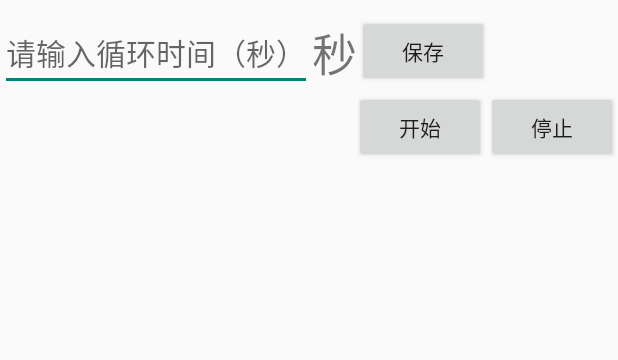
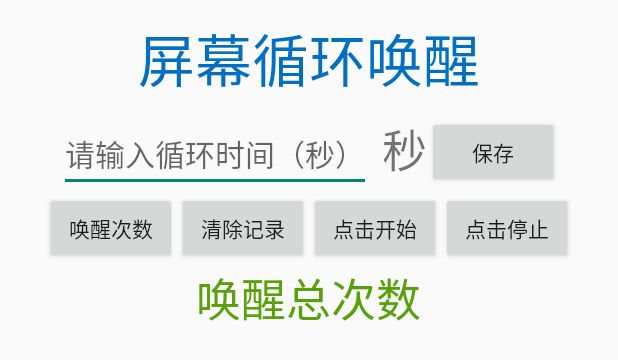
Before and after one commit to Heinilup/WakeUp, an Android app: the layout activity_main.xml on its own in the app's theme, with its tools: preview values and no code run, on a phone screen of 412 x 824 dp. Shown: the top 360 px of the screen. Run offline under Robolectric (Android 15) with nearby library versions, the phone set to English and light mode, and no system bars.

Commit message:
fixed wake up for android L

```diff
--- a/app/src/main/AndroidManifest.xml
+++ b/app/src/main/AndroidManifest.xml
@@ -1,7 +1,11 @@
 <?xml version="1.0" encoding="utf-8"?>
 <manifest xmlns:android="http://schemas.android.com/apk/res/android"
     package="com.ikabi.wakeup" >
+    <uses-sdk android:minSdkVersion="8"/>
+    <uses-sdk android:targetSdkVersion="22"/>
     <uses-permission android:name="android.permission.WAKE_LOCK"/>
+    <uses-permission android:name="android.permission.WRITE_EXTERNAL_STORAGE" />
+    <uses-permission android:name="android.permission.WRITE_SETTINGS" />
     <application
         android:allowBackup="true"
         android:icon="@mipmap/ic_launcher"
@@ -13,7 +17,7 @@
             </intent-filter>
         </receiver>
         <activity
-            android:name=".MainActivity"
+            android:name=".ScreenoffWakeup"
             android:label="@string/app_name"
             android:theme="@android:style/Theme.Wallpaper.NoTitleBar">
             <intent-filter>
--- a/app/src/main/res/layout/activity_main.xml
+++ b/app/src/main/res/layout/activity_main.xml
@@ -4,8 +4,17 @@
     android:layout_height="match_parent"
     tools:context=".MainActivity"
     android:orientation="vertical">
+    <TextView
+        android:textSize="38sp"
+        android:layout_marginTop="10dp"
+        android:text="@string/repeatwake"
+        android:textColor="#026fc2"
+        android:layout_gravity="center"
+        android:layout_width="wrap_content"
+        android:layout_height="wrap_content" />
 
     <LinearLayout
+        android:layout_gravity="center"
         android:layout_marginTop="10dp"
         android:layout_width="wrap_content"
         android:layout_height="wrap_content"
@@ -21,6 +30,8 @@
         android:layout_height="wrap_content" />
         <TextView
             android:textSize="30sp"
+            android:layout_marginLeft="7dp"
+            android:layout_marginBottom="3dp"
             android:text="@string/miao"
             android:layout_gravity="center"
             android:layout_width="wrap_content"
@@ -30,23 +41,46 @@
         android:layout_width="wrap_content"
         android:layout_height="wrap_content"
         android:text="@string/hitnumber"/>
+
         </LinearLayout>
 
     <LinearLayout
-        android:layout_gravity="right"
+        android:layout_gravity="center"
      android:layout_width="wrap_content"
      android:layout_height="wrap_content">
+        <Button
+            android:onClick="click2"
+            android:text="唤醒次数"
+            android:layout_width="wrap_content"
+            android:layout_height="wrap_content" />
+        <Button
+            android:onClick="click1"
+            android:layout_width="wrap_content"
+            android:layout_height="wrap_content"
+            android:text="清除记录"/>
     <Button
         android:id="@+id/StarRepeating"
-        android:text="开始"
+        android:text="@string/hitstart"
         android:layout_width="wrap_content"
         android:layout_height="wrap_content" />
         <Button
             android:id="@+id/StopRepeating"
-            android:text="停止"
+            android:text="@string/hitstop"
             android:layout_width="wrap_content"
             android:layout_height="wrap_content" />
         </LinearLayout>
+    <LinearLayout
+        android:layout_gravity="center"
+        android:layout_width="wrap_content"
+        android:layout_height="wrap_content">
+        <TextView
+            android:id="@+id/showtime"
+            android:text="唤醒总次数"
+            android:textSize="30sp"
+            android:textColor="#58a10b"
+            android:layout_width="fill_parent"
+            android:layout_height="wrap_content" />
+    </LinearLayout>
 
 
 </LinearLayout>
--- a/app/src/main/res/values/strings.xml
+++ b/app/src/main/res/values/strings.xml
@@ -1,5 +1,5 @@
 <resources>
-    <string name="app_name">WakeUp</string>
+    <string name="app_name">AwakeNoSleep</string>
 
     <string name="fifteensec">请输入循环时间（秒）</string>
     <string name="action_settings">Settings</string>
@@ -9,4 +9,9 @@
     <string name="hitnumber">保存</string>
     <string name="saved">保存成功</string>
     <string name="miao">秒</string>
+    <string name="ClearShare">清除成功</string>
+    <string name="repeatwake">屏幕循环唤醒</string>
+    <string name="hitstart">点击开始</string>
+    <string name="hitstop">点击停止</string>
+    <string name="screenOff">10秒后关屏开启灭屏不休眠</string>
 </resources>
```
Also changed, not shown: app/src/main/java/com/ikabi/wakeup/AdminReceiver.java (added, +12 -0 lines), app/src/main/java/com/ikabi/wakeup/MainActivity.java (+120 -25 lines), app/src/main/java/com/ikabi/wakeup/RepeatingAlarm.java (+19 -1 lines), app/src/main/java/com/ikabi/wakeup/ScreenoffWakeup.java (added, +105 -0 lines), app/src/main/res/layout/screenoff_wakeup.xml (added, +18 -0 lines), app/src/main/res/layout/sensor_wake.xml (added, +9 -0 lines), app/src/main/res/xml/lock.xml (added, +10 -0 lines), 1 other file.
